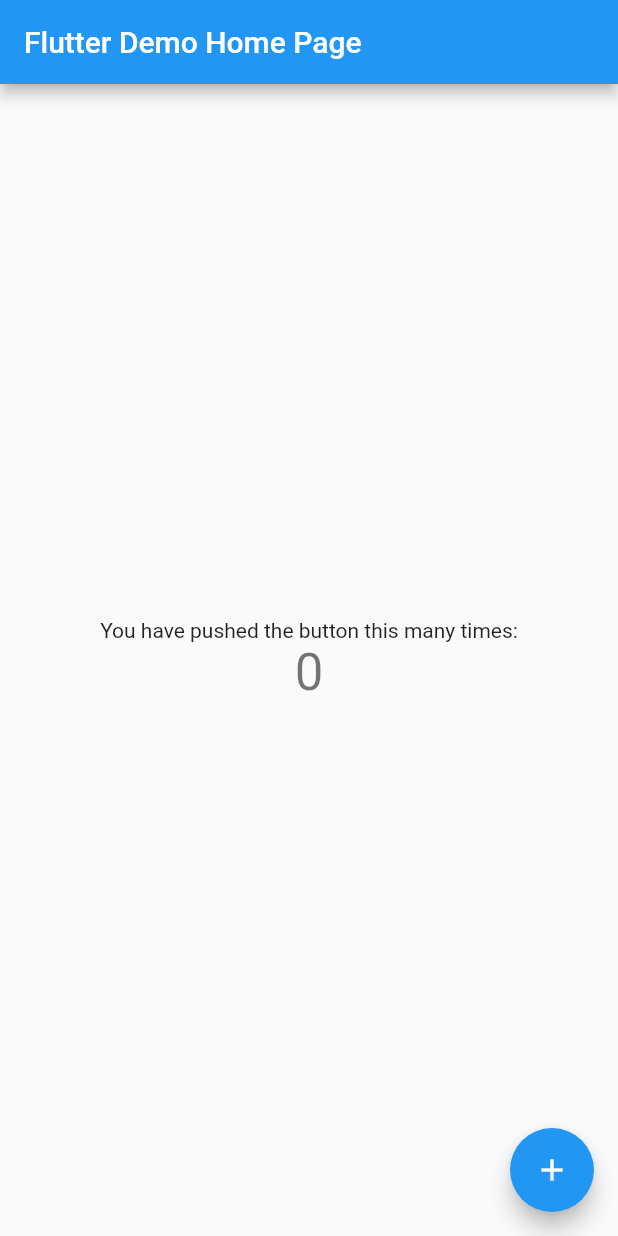
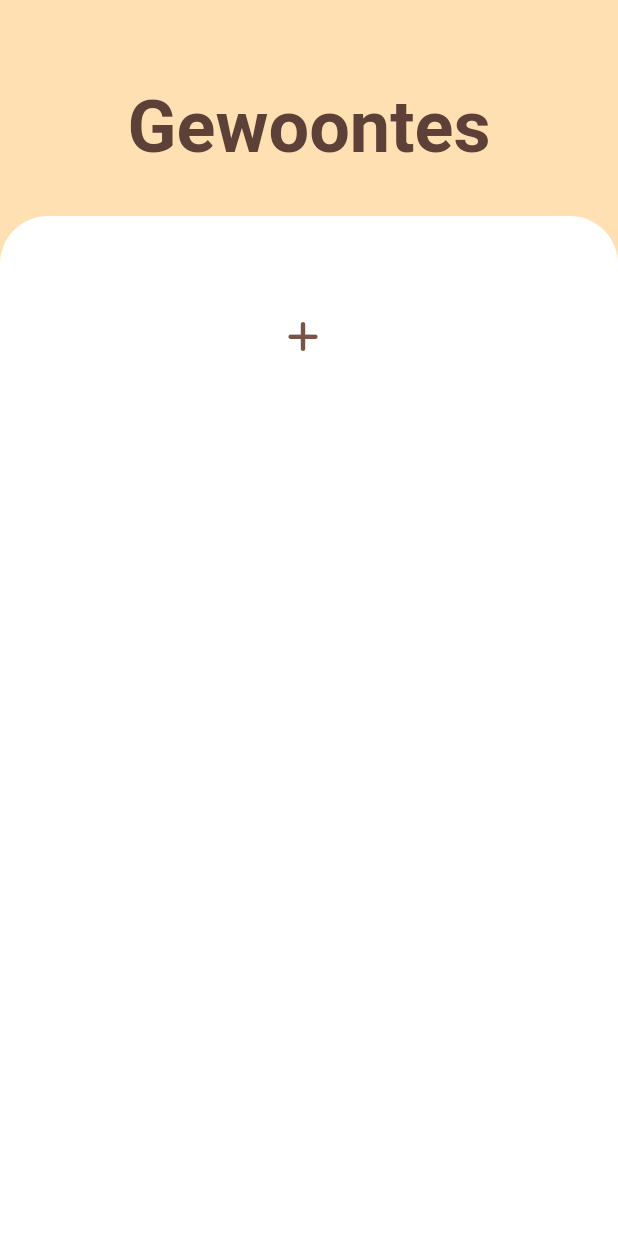
Before and after one commit to JohanSchobben/habitz, a Flutter app: the screen it shows after launch, on a phone screen of 412 x 824 dp. Run offline on Flutter 3.47's test engine with Material 2 defaults, Android fonts, the phone set to English and light mode, and no system bars; our stand-ins replace font_awesome_flutter; Roboto replaces fonts that are missing (VarelaRound).

Commit message:
added ui

```diff
--- /dev/null
+++ b/lib/content/habits_overview.dart
@@ -0,0 +1,124 @@
+import 'package:flutter/material.dart';
+import 'package:flutter/services.dart';
+import 'package:font_awesome_flutter/font_awesome_flutter.dart';
+import 'package:habitz/model/habit.dart';
+import '../widgets/bottom_part.dart';
+
+class HabitsOverviewPage extends StatefulWidget {
+
+  const HabitsOverviewPage({super.key});
+  @override
+  State<HabitsOverviewPage> createState() => _HabitsOverviewPageState();
+}
+
+class _HabitsOverviewPageState extends State<HabitsOverviewPage> {
+  final formKey = GlobalKey<FormState>();
+  final nameController = TextEditingController();
+
+  List<Habit> habits = [];
+
+  void addHabit() {
+    String name = nameController.text;
+    print(name);
+    setState(() {
+      habits = [...habits, Habit(name, 0, DateTime.now())];
+    });
+    nameController.text = "";
+  }
+
+  @override
+  void dispose(){
+    nameController.dispose();
+    super.dispose();
+  }
+
+  @override
+  Widget build(BuildContext context) {
+
+    return Scaffold(
+        appBar: AppBar(
+          backgroundColor: Colors.transparent,
+          elevation: 0,
+          systemOverlayStyle: SystemUiOverlayStyle.dark.copyWith(
+              systemNavigationBarColor: Colors.orange.shade100,
+              statusBarColor: Colors.orange.shade100
+          ),
+          // foregroundColor: Colors.brown.shade700,
+        ),
+
+        backgroundColor: Colors.orange.shade100,
+        body: Column(
+          crossAxisAlignment: CrossAxisAlignment.stretch,
+          children: [
+            Padding(
+                padding: const EdgeInsets.only(top: 0, bottom: 32),
+                child: Center(
+                  child: Text(
+                    "Gewoontes",
+                    style: Theme.of(context).textTheme.headlineMedium,
+                  ),
+                )
+            ),
+            Expanded(
+              child: BottomPart(
+                child: ListView(
+                  children: [
+                    Padding(
+                        padding: const EdgeInsets.only(top: 24),
+                        child: TextButton(
+                          style: const ButtonStyle(
+                              foregroundColor: MaterialStatePropertyAll(Colors.brown),
+                              overlayColor: MaterialStatePropertyAll(Colors.white)
+                          ),
+                          onPressed: () {
+                            showDialog(context: context, builder: (BuildContext context){
+                              return AlertDialog(
+                                title: const Text("Nieuwe gewoonte"),
+                                content: Form(
+                                  key: formKey,
+                                  child: TextFormField(
+                                    controller: nameController,
+                                    decoration: InputDecoration(
+                                      labelText: "Naam",
+                                      contentPadding: const EdgeInsets.symmetric(vertical: 8, horizontal: 12),
+                                      focusedBorder: OutlineInputBorder(
+                                          borderSide: BorderSide(color: Colors.orange.shade300)
+                                      ),
+                                      border: OutlineInputBorder(
+                                          borderSide: BorderSide(color: Colors.grey.shade100)
+                                      ),
+                                    ),
+                                  ),
+                                ),
+                                actions: [
+                                  ElevatedButton(
+                                      onPressed: (){
+                                        addHabit();
+                                        Navigator.of(context).pop();
+                                      },
+                                      child: const Text("aanmaken")
+                                  )
+                                ],
+                              );
+                            });
+                          },
+                          child: Row(
+                            mainAxisAlignment: MainAxisAlignment.center,
+                            children: const [
+                              Padding(
+                                padding: EdgeInsets.only(right: 8.0),
+                                child: FaIcon(FontAwesomeIcons.plus),
+                              ),
+                            ],
+                          ),
+                        )
+                    )
+                  ],
+                ),
+              ),
+            )
+          ],
+        )
+    );
+  }
+}
--- a/lib/main.dart
+++ b/lib/main.dart
@@ -1,4 +1,5 @@
 import 'package:flutter/material.dart';
+import 'content/habits_overview.dart';
 
 void main() {
   runApp(const MyApp());
@@ -7,109 +8,36 @@ void main() {
 class MyApp extends StatelessWidget {
   const MyApp({super.key});
 
-  // This widget is the root of your application.
   @override
   Widget build(BuildContext context) {
     return MaterialApp(
       title: 'Flutter Demo',
       theme: ThemeData(
-        // This is the theme of your application.
-        //
-        // Try running your application with "flutter run". You'll see the
-        // application has a blue toolbar. Then, without quitting the app, try
-        // changing the primarySwatch below to Colors.green and then invoke
-        // "hot reload" (press "r" in the console where you ran "flutter run",
-        // or simply save your changes to "hot reload" in a Flutter IDE).
-        // Notice that the counter didn't reset back to zero; the application
-        // is not restarted.
-        primarySwatch: Colors.blue,
+          primarySwatch: Colors.orange,
+          buttonTheme: ButtonThemeData(
+            buttonColor: Colors.orange.shade300,
+            textTheme: ButtonTextTheme.accent,
+          ),
+          scaffoldBackgroundColor: Colors.orange.shade100,
+          primaryColor: Colors.orange.shade300,
+          fontFamily: "VarelaRound",
+          textTheme: TextTheme(
+              bodyMedium: TextStyle(
+                  color: Colors.brown.shade700
+              ),
+              headlineMedium: TextStyle(
+                  fontSize: 48,
+                  fontWeight: FontWeight.bold,
+                  color: Colors.brown.shade700
+              ),
+              headlineSmall: TextStyle(
+                  fontWeight: FontWeight.bold,
+                  fontSize: 16,
+                  color: Colors.brown.shade700
+              )
+          )
       ),
-      home: const MyHomePage(title: 'Flutter Demo Home Page'),
+      home: const HabitsOverviewPage()
     );
   }
 }
-
-class MyHomePage extends StatefulWidget {
-  const MyHomePage({super.key, required this.title});
-
-  // This widget is the home page of your application. It is stateful, meaning
-  // that it has a State object (defined below) that contains fields that affect
-  // how it looks.
-
-  // This class is the configuration for the state. It holds the values (in this
-  // case the title) provided by the parent (in this case the App widget) and
-  // used by the build method of the State. Fields in a Widget subclass are
-  // always marked "final".
-
-  final String title;
-
-  @override
-  State<MyHomePage> createState() => _MyHomePageState();
-}
-
-class _MyHomePageState extends State<MyHomePage> {
-  int _counter = 0;
-
-  void _incrementCounter() {
-    setState(() {
-      // This call to setState tells the Flutter framework that something has
-      // changed in this State, which causes it to rerun the build method below
-      // so that the display can reflect the updated values. If we changed
-      // _counter without calling setState(), then the build method would not be
-      // called again, and so nothing would appear to happen.
-      _counter++;
-    });
-  }
-
-  @override
-  Widget build(BuildContext context) {
-    // This method is rerun every time setState is called, for instance as done
-    // by the _incrementCounter method above.
-    //
-    // The Flutter framework has been optimized to make rerunning build methods
-    // fast, so that you can just rebuild anything that needs updating rather
-    // than having to individually change instances of widgets.
-    return Scaffold(
-      appBar: AppBar(
-        // Here we take the value from the MyHomePage object that was created by
-        // the App.build method, and use it to set our appbar title.
-        title: Text(widget.title),
-      ),
-      body: Center(
-        // Center is a layout widget. It takes a single child and positions it
-        // in the middle of the parent.
-        child: Column(
-          // Column is also a layout widget. It takes a list of children and
-          // arranges them vertically. By default, it sizes itself to fit its
-          // children horizontally, and tries to be as tall as its parent.
-          //
-          // Invoke "debug painting" (press "p" in the console, choose the
-          // "Toggle Debug Paint" action from the Flutter Inspector in Android
-          // Studio, or the "Toggle Debug Paint" command in Visual Studio Code)
-          // to see the wireframe for each widget.
-          //
-          // Column has various properties to control how it sizes itself and
-          // how it positions its children. Here we use mainAxisAlignment to
-          // center the children vertically; the main axis here is the vertical
-          // axis because Columns are vertical (the cross axis would be
-          // horizontal).
-          mainAxisAlignment: MainAxisAlignment.center,
-          children: <Widget>[
-            const Text(
-              'You have pushed the button this many times:',
-            ),
-            Text(
-              '$_counter',
-              style: Theme.of(context).textTheme.headlineMedium,
-            ),
-          ],
-        ),
-      ),
-      floatingActionButton: FloatingActionButton(
-        onPressed: _incrementCounter,
-        tooltip: 'Increment',
-        child: const Icon(Icons.add),
-      ), // This trailing comma makes auto-formatting nicer for build methods.
-    );
-  }
-}
--- /dev/null
+++ b/lib/model/habit.dart
@@ -0,0 +1,7 @@
+class Habit {
+  final String name;
+  final int times;
+  final DateTime startedAt;
+
+  const Habit(this.name, this.times, this.startedAt);
+}
--- /dev/null
+++ b/lib/utils/string.dart
@@ -0,0 +1,3 @@
+extension StringExtension on String {
+  String capitalize() => "${this[0].toUpperCase()}${substring(1).toLowerCase()}";
+}
--- /dev/null
+++ b/lib/widgets/bottom_part.dart
@@ -0,0 +1,27 @@
+import 'package:flutter/material.dart';
+
+class BottomPart extends StatelessWidget {
+  final Widget child;
+
+  const BottomPart({
+    required this.child,
+    Key? key,
+  }) : super(key: key);
+
+  @override
+  Widget build(BuildContext context) {
+    return Container(
+      decoration: const BoxDecoration(
+          color: Colors.white,
+          borderRadius: BorderRadius.only(
+              topLeft: Radius.circular(32),
+              topRight: Radius.circular(32)
+          )
+      ),
+      child: Padding(
+          padding: const EdgeInsets.only(top: 32, left: 24, right: 24, bottom: 8),
+          child: child
+      ),
+    );
+  }
+}
--- a/pubspec.yaml
+++ b/pubspec.yaml
@@ -35,6 +35,7 @@ dependencies:
   # The following adds the Cupertino Icons font to your application.
   # Use with the CupertinoIcons class for iOS style icons.
   cupertino_icons: ^1.0.2
+  font_awesome_flutter: 10.3.0
 
 dev_dependencies:
   flutter_test:
```
Also changed, not shown: lib/utils/date.dart (added, +18 -0 lines), lib/widgets/habit_card.dart (added, +77 -0 lines), pubspec.lock.
